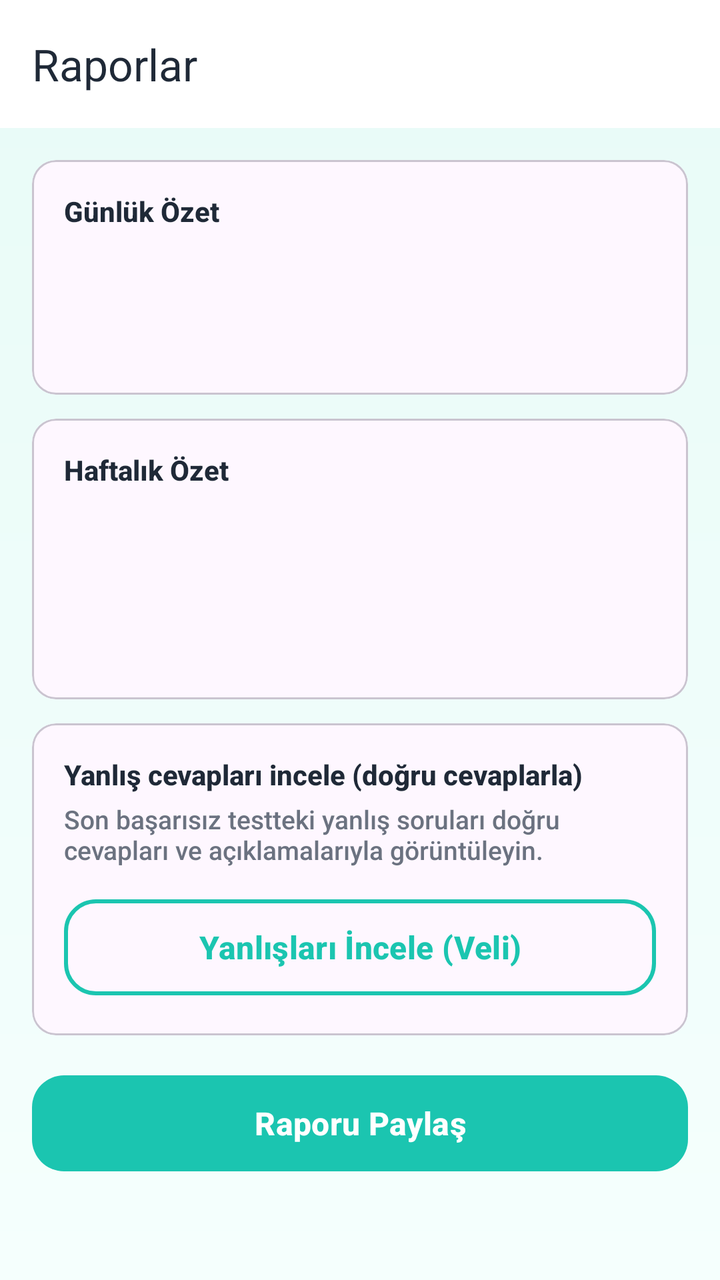
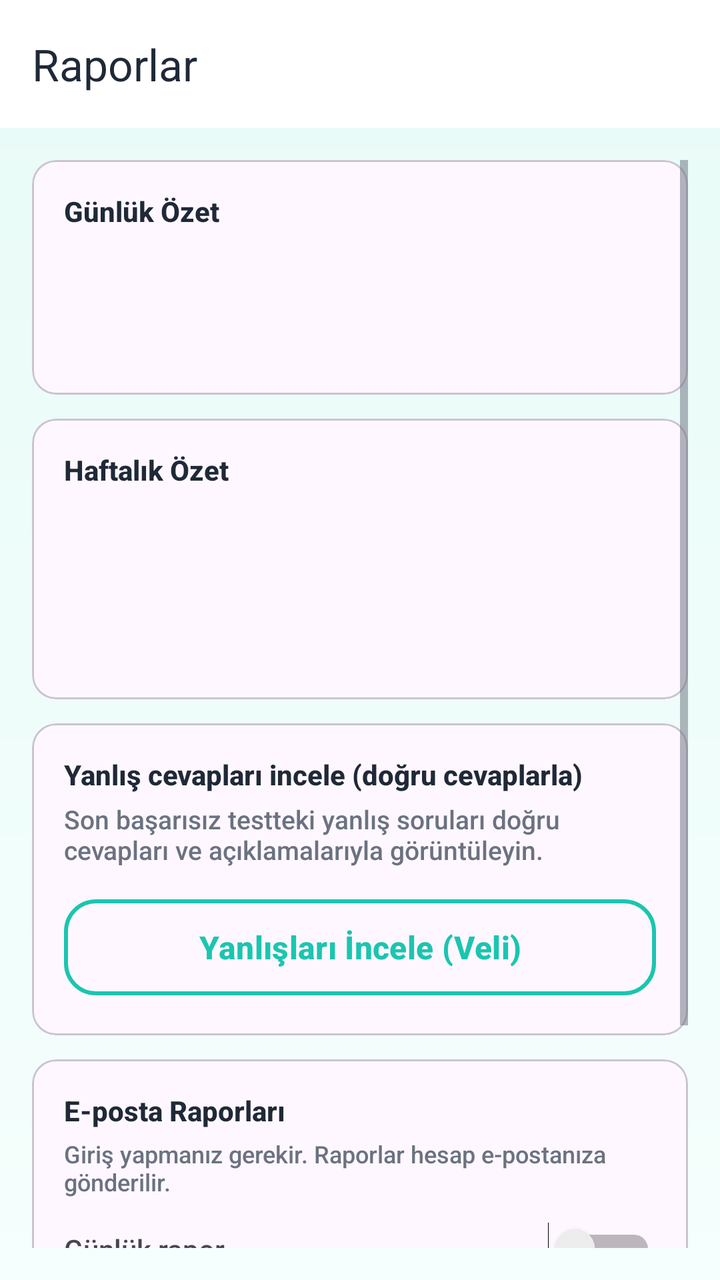

Compare the two renders of this Android layout. The source of the first and the diff that turns it into the second are given below.
<!-- AndroidManifest.xml: application theme Theme.BrainBuddy -->
<!-- res/layout/activity_reports.xml -->
<?xml version="1.0" encoding="utf-8"?>
<LinearLayout xmlns:android="http://schemas.android.com/apk/res/android"
    xmlns:app="http://schemas.android.com/apk/res-auto"
    android:layout_width="match_parent"
    android:layout_height="match_parent"
    android:orientation="vertical"
    android:background="@drawable/bg_gradient">

    <com.google.android.material.appbar.MaterialToolbar
        android:id="@+id/toolbar"
        android:layout_width="match_parent"
        android:layout_height="?attr/actionBarSize"
        android:background="@color/white"
        app:title="@string/reports_title"/>

    <ScrollView
        android:layout_width="match_parent"
        android:layout_height="match_parent"
        android:padding="16dp">

        <LinearLayout
            android:layout_width="match_parent"
            android:layout_height="wrap_content"
            android:orientation="vertical">

            <com.google.android.material.card.MaterialCardView
                style="@style/BB.Card"
                android:layout_width="match_parent"
                android:layout_height="wrap_content">

                <LinearLayout
                    android:layout_width="match_parent"
                    android:layout_height="wrap_content"
                    android:orientation="vertical"
                    android:padding="16dp">

                    <TextView
                        android:text="@string/report_daily"
                        android:textStyle="bold"
                        android:textColor="@color/bb_text"
                        android:layout_width="match_parent"
                        android:layout_height="wrap_content"/>

                    <TextView
                        android:id="@+id/tvDailyLock"
                        android:layout_marginTop="4dp"
                        android:textColor="@color/bb_text_muted"
                        android:layout_width="match_parent"
                        android:layout_height="wrap_content"/>

                    <TextView
                        android:id="@+id/tvDailyQuizzes"
                        android:layout_marginTop="4dp"
                        android:textColor="@color/bb_text_muted"
                        android:layout_width="match_parent"
                        android:layout_height="wrap_content"/>

                    <TextView
                        android:id="@+id/tvDailyAttempts"
                        android:layout_marginTop="4dp"
                        android:textColor="@color/bb_text_muted"
                        android:textSize="12sp"
                        android:layout_width="match_parent"
                        android:layout_height="wrap_content"/>
                </LinearLayout>
            </com.google.android.material.card.MaterialCardView>

            <com.google.android.material.card.MaterialCardView
                style="@style/BB.Card"
                android:layout_width="match_parent"
                android:layout_height="wrap_content"
                android:layout_marginTop="12dp">

                <LinearLayout
                    android:layout_width="match_parent"
                    android:layout_height="wrap_content"
                    android:orientation="vertical"
                    android:padding="16dp">

                    <TextView
                        android:text="@string/report_weekly"
                        android:textStyle="bold"
                        android:textColor="@color/bb_text"
                        android:layout_width="match_parent"
                        android:layout_height="wrap_content"/>

                    <TextView
                        android:id="@+id/tvWeeklyLock"
                        android:layout_marginTop="4dp"
                        android:textColor="@color/bb_text_muted"
                        android:layout_width="match_parent"
                        android:layout_height="wrap_content"/>

                    <TextView
                        android:id="@+id/tvWeeklyQuizzes"
                        android:layout_marginTop="4dp"
                        android:textColor="@color/bb_text_muted"
                        android:layout_width="match_parent"
                        android:layout_height="wrap_content"/>

                    <TextView
                        android:id="@+id/tvPassRate"
                        android:layout_marginTop="4dp"
                        android:textColor="@color/bb_text_muted"
                        android:layout_width="match_parent"
                        android:layout_height="wrap_content"/>

                    <TextView
                        android:id="@+id/tvWeeklyAttempts"
                        android:layout_marginTop="4dp"
                        android:textColor="@color/bb_text_muted"
                        android:textSize="12sp"
                        android:layout_width="match_parent"
                        android:layout_height="wrap_content"/>
                </LinearLayout>
            </com.google.android.material.card.MaterialCardView>

            <com.google.android.material.card.MaterialCardView
                style="@style/BB.Card"
                android:id="@+id/cardReviewWrong"
                android:layout_width="match_parent"
                android:layout_height="wrap_content"
                android:layout_marginTop="12dp">

                <LinearLayout
                    android:layout_width="match_parent"
                    android:layout_height="wrap_content"
                    android:orientation="vertical"
                    android:padding="16dp">

                    <TextView
                        android:text="Yanlış cevapları incele (doğru cevaplarla)"
                        android:textStyle="bold"
                        android:textColor="@color/bb_text"
                        android:layout_width="match_parent"
                        android:layout_height="wrap_content"/>

                    <TextView
                        android:text="Son başarısız testteki yanlış soruları doğru cevapları ve açıklamalarıyla görüntüleyin."
                        android:textSize="13sp"
                        android:textColor="@color/bb_text_muted"
                        android:layout_width="match_parent"
                        android:layout_height="wrap_content"
                        android:layout_marginTop="4dp"/>

                    <Button
                        android:id="@+id/btnReviewWrongParent"
                        style="@style/BBButtonAlt"
                        android:layout_marginTop="12dp"
                        android:text="Yanlışları İncele (Veli)"
                        android:layout_width="match_parent"
                        android:layout_height="wrap_content"/>
                </LinearLayout>
            </com.google.android.material.card.MaterialCardView>

            <Button
                android:id="@+id/btnShareReport"
                style="@style/BB.Button"
                android:layout_marginTop="16dp"
                android:text="@string/report_share"
                android:layout_width="match_parent"
                android:layout_height="wrap_content"/>
        </LinearLayout>
    </ScrollView>
</LinearLayout>
<!-- resources referenced by this layout -->
<resources>
  <color name="bb_text">#1F2937</color>
  <color name="bb_text_muted">#6B7280</color>
  <color name="white">#FFFFFF</color>
  <!-- drawable bg_gradient (drawable) -->
  <?xml version="1.0" encoding="utf-8"?>
  <layer-list xmlns:android="http://schemas.android.com/apk/res/android">
      <item>
          <shape>
              <gradient
                  android:angle="270"
                  android:startColor="#E8FBF7"
                  android:endColor="#F5FFFD"/>
          </shape>
      </item>
  </layer-list>
  <string name="report_daily">Günlük Özet</string>
  <string name="report_share">Raporu Paylaş</string>
  <string name="report_weekly">Haftalık Özet</string>
  <string name="reports_title">Raporlar</string>
  <style name="BB.Button" parent="BBButton" />
  <style name="BB.Card">
          <item name="android:background">@drawable/bg_card</item>
          <item name="android:padding">20dp</item>
      </style>
  <style name="BBButtonAlt" parent="Widget.Material3.Button.OutlinedButton">
          <item name="android:minHeight">56dp</item>
          <item name="cornerRadius">16dp</item>
          <item name="android:textAllCaps">false</item>
          <item name="android:textColor">@color/bb_primary</item>
          <item name="strokeColor">@color/bb_primary</item>
          <item name="strokeWidth">2dp</item>
      </style>
  <style name="Theme.BrainBuddy" parent="Theme.Material3.Light.NoActionBar">
          <item name="colorPrimary">@color/bb_primary</item>
          <item name="colorOnPrimary">@color/white</item>
          <item name="colorSecondary">@color/bb_secondary</item>
          <item name="colorOnSecondary">@color/white</item>
          <item name="colorTertiary">@color/bb_accent</item>
          <item name="colorOnTertiary">@color/black</item>
          <item name="colorError">@color/bb_error</item>
          <item name="android:windowBackground">@drawable/bg_gradient</item>
          <item name="android:textColorPrimary">@color/bb_text</item>
          <item name="android:textColorSecondary">@color/bb_text_muted</item>
          <item name="materialButtonStyle">@style/BBButton</item>
          <item name="android:fontFamily">sans-serif-medium</item>
      </style>
  <style name="BBButton" parent="Widget.Material3.Button">
          <item name="android:minHeight">56dp</item>
          <item name="android:paddingStart">24dp</item>
          <item name="android:paddingEnd">24dp</item>
          <item name="cornerRadius">16dp</item>
          <item name="android:textAllCaps">false</item>
          <item name="android:textColor">@color/white</item>
          <item name="android:textSize">16sp</item>
          <item name="android:textStyle">bold</item>
          <item name="backgroundTint">@color/bb_primary</item>
      </style>
  <!-- drawable bg_card (drawable) -->
  <?xml version="1.0" encoding="utf-8"?>
  <shape xmlns:android="http://schemas.android.com/apk/res/android">
      <solid android:color="@color/bb_card"/>
      <corners android:radius="20dp"/>
      <padding
          android:left="16dp"
          android:top="16dp"
          android:right="16dp"
          android:bottom="16dp"/>
  </shape>
  <color name="bb_primary">#1BC5B0</color>
  <color name="bb_secondary">#00897B</color>
  <color name="bb_accent">#FFC107</color>
  <color name="black">#000000</color>
  <color name="bb_error">#FF5252</color>
  <color name="bb_card">#FFFFFF</color>
</resources>

<!-- the commit's change to res/layout/activity_reports.xml (unified diff, before → after) -->
@@ -153,6 +153,84 @@
                 </LinearLayout>
             </com.google.android.material.card.MaterialCardView>
 
+            <com.google.android.material.card.MaterialCardView
+                style="@style/BB.Card"
+                android:layout_width="match_parent"
+                android:layout_height="wrap_content"
+                android:layout_marginTop="12dp">
+
+                <LinearLayout
+                    android:layout_width="match_parent"
+                    android:layout_height="wrap_content"
+                    android:orientation="vertical"
+                    android:padding="16dp">
+
+                    <TextView
+                        android:text="E-posta Raporları"
+                        android:textStyle="bold"
+                        android:textColor="@color/bb_text"
+                        android:layout_width="match_parent"
+                        android:layout_height="wrap_content"/>
+
+                    <TextView
+                        android:text="Giriş yapmanız gerekir. Raporlar hesap e-postanıza gönderilir."
+                        android:textSize="12sp"
+                        android:textColor="@color/bb_text_muted"
+                        android:layout_width="match_parent"
+                        android:layout_height="wrap_content"
+                        android:layout_marginTop="4dp"/>
+
+                    <LinearLayout
+                        android:layout_width="match_parent"
+                        android:layout_height="wrap_content"
+                        android:orientation="horizontal"
+                        android:gravity="center_vertical"
+                        android:layout_marginTop="12dp">
+
+                        <TextView
+                            android:layout_width="0dp"
+                            android:layout_height="wrap_content"
+                            android:layout_weight="1"
+                            android:text="Günlük rapor"
+                            android:textSize="14sp"/>
+
+                        <Switch
+                            android:id="@+id/switchDailyReport"
+                            android:layout_width="wrap_content"
+                            android:layout_height="wrap_content"/>
+                    </LinearLayout>
+
+                    <LinearLayout
+                        android:layout_width="match_parent"
+                        android:layout_height="wrap_content"
+                        android:orientation="horizontal"
+                        android:gravity="center_vertical"
+                        android:layout_marginTop="8dp">
+
+                        <TextView
+                            android:layout_width="0dp"
+                            android:layout_height="wrap_content"
+                            android:layout_weight="1"
+                            android:text="Haftalık rapor"
+                            android:textSize="14sp"/>
+
+                        <Switch
+                            android:id="@+id/switchWeeklyReport"
+                            android:layout_width="wrap_content"
+                            android:layout_height="wrap_content"/>
+                    </LinearLayout>
+
+                    <TextView
+                        android:id="@+id/btnLoginForReports"
+                        android:layout_width="wrap_content"
+                        android:layout_height="wrap_content"
+                        android:layout_marginTop="8dp"
+                        android:text="Giriş yap / Kayıt ol"
+                        android:textColor="@color/bb_primary"
+                        android:textSize="14sp"/>
+                </LinearLayout>
+            </com.google.android.material.card.MaterialCardView>
+
             <Button
                 android:id="@+id/btnShareReport"
                 style="@style/BB.Button"
